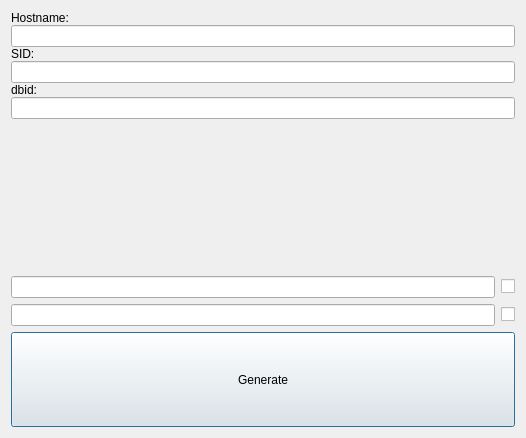
Old version of the form src/dbpassguiui.ui in the repository ibre5041/OraPassGen.
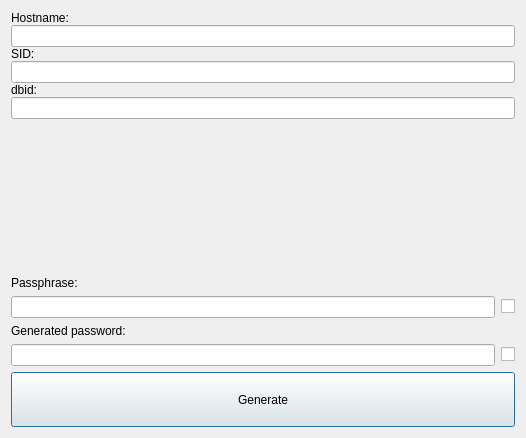
New version of the form.

```diff
--- a/src/dbpassguiui.ui
+++ b/src/dbpassguiui.ui
@@ -129,7 +129,7 @@
    </item>
    <item>
     <layout class="QGridLayout" name="gridLayout_2">
-     <item row="0" column="0">
+     <item row="1" column="0">
       <widget class="QLineEdit" name="passwordEdit">
        <property name="focusPolicy">
         <enum>Qt::ClickFocus</enum>
@@ -139,20 +139,7 @@
        </property>
       </widget>
      </item>
-     <item row="0" column="1">
-      <widget class="QCheckBox" name="showPasswordCheckbox">
-       <property name="toolTip">
-        <string>Show password</string>
-       </property>
-       <property name="toolTipDuration">
-        <number>5</number>
-       </property>
-       <property name="text">
-        <string/>
-       </property>
-      </widget>
-     </item>
-     <item row="2" column="0" colspan="2">
+     <item row="4" column="0" colspan="2">
       <widget class="QPushButton" name="generateButton">
        <property name="sizePolicy">
         <sizepolicy hsizetype="Minimum" vsizetype="MinimumExpanding">
@@ -171,16 +158,50 @@
        </property>
       </widget>
      </item>
-     <item row="1" column="0">
-      <widget class="QLineEdit" name="passphraseEdit"/>
+     <item row="3" column="0">
+      <widget class="QLineEdit" name="passphraseEdit">
+       <property name="focusPolicy">
+        <enum>Qt::ClickFocus</enum>
+       </property>
+      </widget>
      </item>
      <item row="1" column="1">
+      <widget class="QCheckBox" name="showPasswordCheckbox">
+       <property name="focusPolicy">
+        <enum>Qt::ClickFocus</enum>
+       </property>
+       <property name="toolTip">
+        <string>Show password</string>
+       </property>
+       <property name="toolTipDuration">
+        <number>5</number>
+       </property>
+       <property name="text">
+        <string/>
+       </property>
+      </widget>
+     </item>
+     <item row="3" column="1">
       <widget class="QCheckBox" name="showPassphraseCheckbox">
        <property name="text">
         <string/>
        </property>
       </widget>
      </item>
+     <item row="0" column="0">
+      <widget class="QLabel" name="passphraseLabel">
+       <property name="text">
+        <string>Passphrase:</string>
+       </property>
+      </widget>
+     </item>
+     <item row="2" column="0">
+      <widget class="QLabel" name="generatedPasswordLabel">
+       <property name="text">
+        <string>Generated password:</string>
+       </property>
+      </widget>
+     </item>
     </layout>
    </item>
   </layout>
```
Left out of the diff: 6 changed lines with no effect on the pictures.
